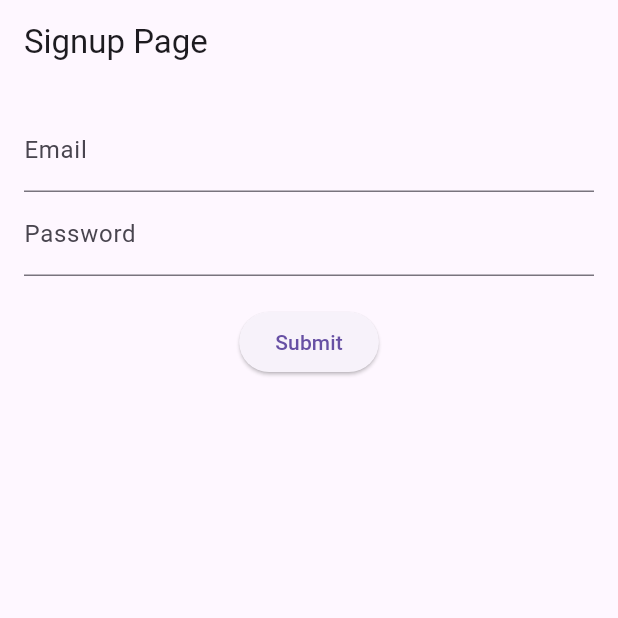
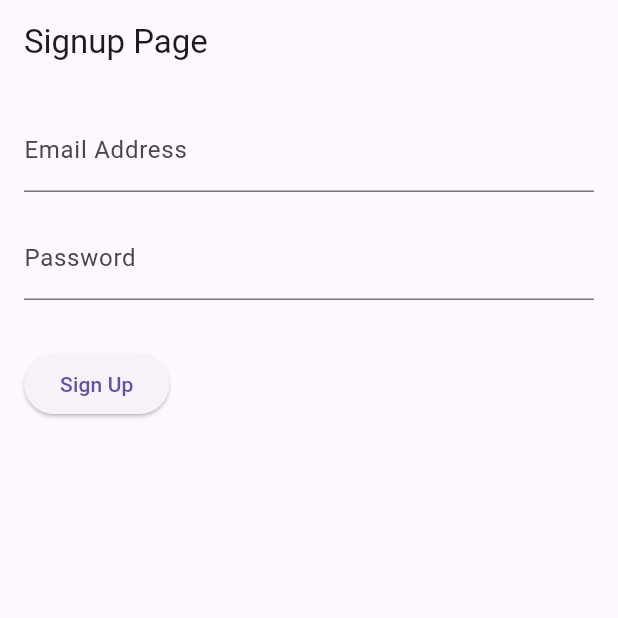
Before and after one commit to jalaparthi1/signup_page, a Flutter app: the screen it shows after launch, on a phone screen of 412 x 824 dp, the top half of it. Run offline on Flutter 3.47's test engine with Material 3 defaults, Android fonts, the phone set to English and light mode, and no system bars; drawn by our look-alikes of flutter_form_builder.

Commit message:
Added succes page after submitting

```diff
--- a/lib/main.dart
+++ b/lib/main.dart
@@ -1,8 +1,8 @@
 import 'package:flutter/material.dart';
-import 'package:flutter_form_builder/flutter_form_builder.dart';
-import 'package:form_builder_validators/form_builder_validators.dart';
 
-void main() => runApp(MyApp());
+void main() {
+  runApp(MyApp());
+}
 
 class MyApp extends StatelessWidget {
   @override
@@ -19,7 +19,28 @@ class SignupPage extends StatefulWidget {
 }
 
 class _SignupPageState extends State<SignupPage> {
-  final GlobalKey<FormBuilderState> _fbKey = GlobalKey<FormBuilderState>();
+  // Create a GlobalKey to manage form validation
+  final _formKey = GlobalKey<FormState>();
+
+  // Controllers for form fields
+  final TextEditingController _emailController = TextEditingController();
+  final TextEditingController _passwordController = TextEditingController();
+
+  // Form submission handler
+  void _submitForm() {
+    if (_formKey.currentState?.validate() ?? false) {
+      // If form is valid, navigate to Home Screen
+      Navigator.push(
+        context,
+        MaterialPageRoute(builder: (context) => HomeScreen()),
+      );
+    } else {
+      // If form is invalid, show errors
+      ScaffoldMessenger.of(context).showSnackBar(
+        SnackBar(content: Text('Please correct the errors in the form')),
+      );
+    }
+  }
 
   @override
   Widget build(BuildContext context) {
@@ -29,37 +50,56 @@ class _SignupPageState extends State<SignupPage> {
       ),
       body: Padding(
         padding: const EdgeInsets.all(16.0),
-        child: FormBuilder(
-          key: _fbKey,
+        child: Form(
+          key: _formKey,
           child: Column(
+            crossAxisAlignment: CrossAxisAlignment.start,
             children: [
-              FormBuilderTextField(
-                name: 'email',
-                decoration: InputDecoration(labelText: 'Email'),
-                validator: FormBuilderValidators.compose([
-                  FormBuilderValidators.required(),
-                  FormBuilderValidators.email(),
-                ]),
+              // Email input field
+              TextFormField(
+                controller: _emailController,
+                decoration: InputDecoration(
+                  labelText: 'Email Address',
+                  hintText: 'Enter your email',
+                ),
+                validator: (value) {
+                  if (value == null || value.isEmpty) {
+                    return 'Please enter your email address';
+                  }
+                  // Email validation regex
+                  final emailRegex = RegExp(r'^[^@]+@[^@]+\.[^@]+$');
+                  if (!emailRegex.hasMatch(value)) {
+                    return 'Please enter a valid email address';
+                  }
+                  return null;
+                },
               ),
-              FormBuilderTextField(
-                name: 'password',
-                decoration: InputDecoration(labelText: 'Password'),
-                obscureText: true,
-                validator: FormBuilderValidators.compose([
-                  FormBuilderValidators.required(),
-                  FormBuilderValidators.minLength(6),
-                ]),
+              SizedBox(height: 16),
+
+              // Password input field
+              TextFormField(
+                controller: _passwordController,
+                decoration: InputDecoration(
+                  labelText: 'Password',
+                  hintText: 'Enter your password',
+                ),
+                obscureText: true, // To hide password characters
+                validator: (value) {
+                  if (value == null || value.isEmpty) {
+                    return 'Please enter a password';
+                  }
+                  if (value.length < 6) {
+                    return 'Password must be at least 6 characters';
+                  }
+                  return null;
+                },
               ),
-              SizedBox(height: 20),
+              SizedBox(height: 32),
+
+              // Submit button
               ElevatedButton(
-                onPressed: () {
-                  if (_fbKey.currentState?.saveAndValidate() ?? false) {
-                    print('Form data: ${_fbKey.currentState?.value}');
-                  } else {
-                    print('Form is invalid');
-                  }
-                },
-                child: Text('Submit'),
+                onPressed: _submitForm,
+                child: Text('Sign Up'),
               ),
             ],
           ),
@@ -68,3 +108,18 @@ class _SignupPageState extends State<SignupPage> {
     );
   }
 }
+
+class HomeScreen extends StatelessWidget {
+  @override
+  Widget build(BuildContext context) {
+    return Scaffold(
+      appBar: AppBar(title: Text("Home Screen")),
+      body: Center(
+        child: Text(
+          'Welcome to the Home Screen!',
+          style: TextStyle(fontSize: 24),
+        ),
+      ),
+    );
+  }
+}
```
Also changed, not shown: 4 other files.
